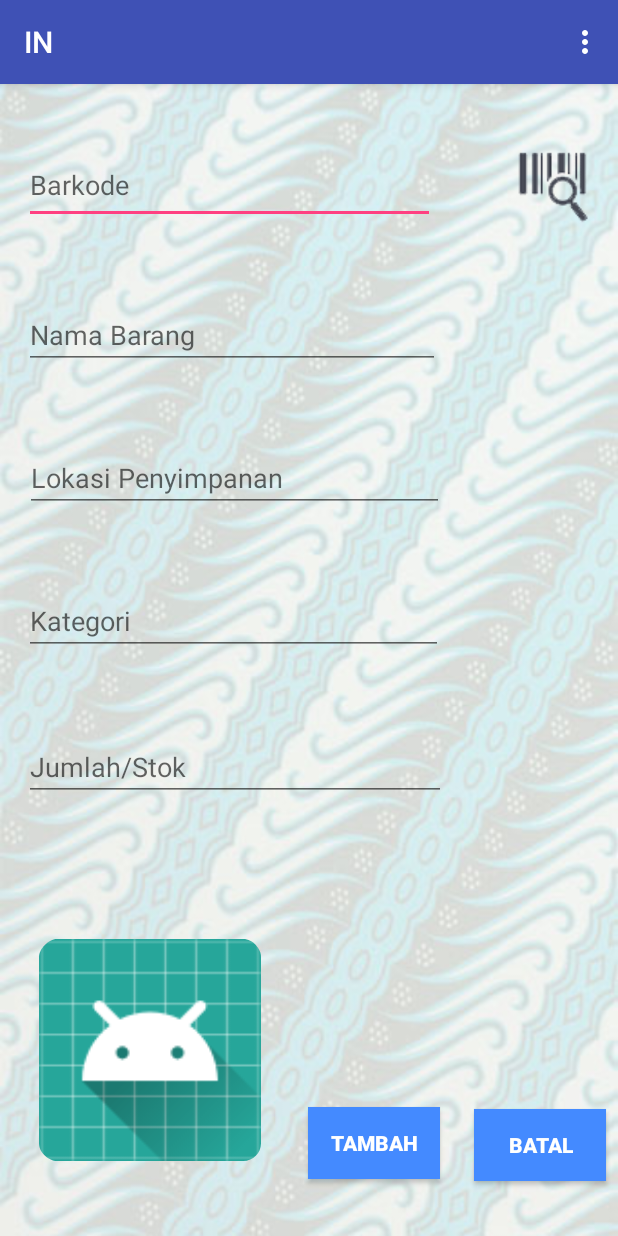
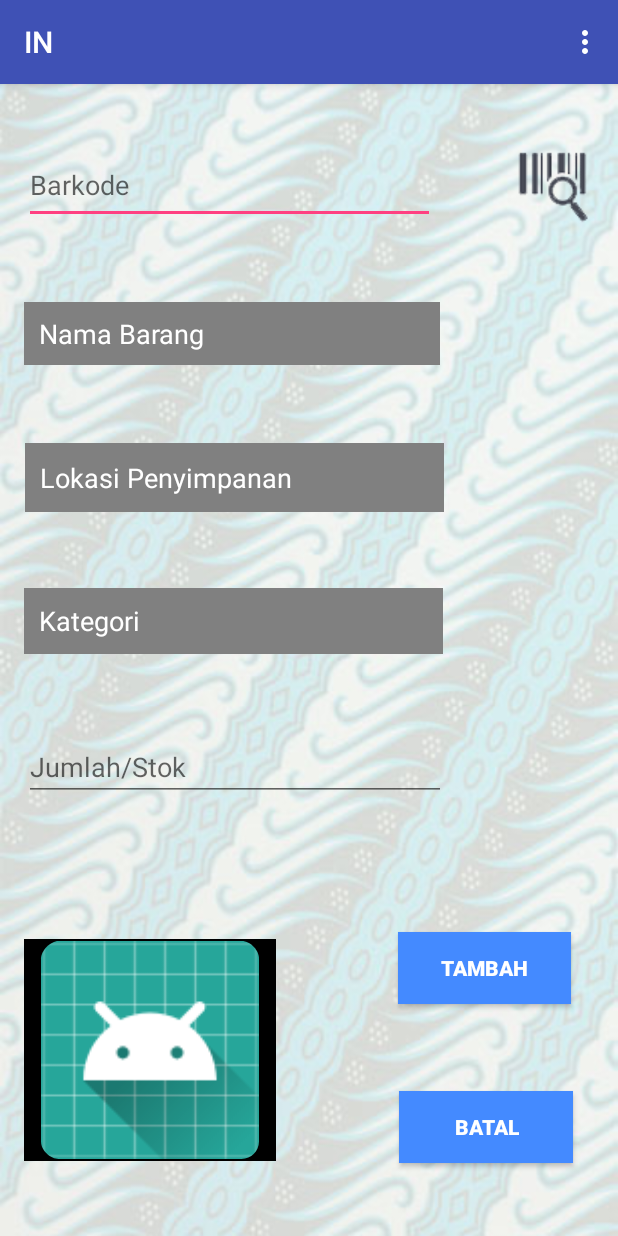
Before and after one commit to RInventory/Inventory, an Android app: the INActivity screen opened directly, with no data from a screen before it, on a phone screen of 412 x 824 dp. Run offline under Robolectric (Android 15) with nearby library versions, the phone set to English and light mode, and no system bars; libraries missing offline, so code that uses them is left out: com.google.zxing.integration.

Commit message:
no message

```diff
--- a/app/src/main/java/com/example/user/rinventory/menuActivity.java
+++ b/app/src/main/java/com/example/user/rinventory/menuActivity.java
@@ -155,7 +155,7 @@ public class menuActivity extends AppCompatActivity {
                 this);
 
         // set title dialog
-        alertDialogBuilder.setTitle("Apakah Anda yakin Ingin Logout?");
+        alertDialogBuilder.setTitle("Apakah anda yakin ingin logout?");
 
         // set pesan dari dialog
         alertDialogBuilder
--- a/app/src/main/res/layout/activity_in.xml
+++ b/app/src/main/res/layout/activity_in.xml
@@ -45,14 +45,21 @@
     <EditText
         android:id="@+id/editText8"
         android:layout_width="277dp"
-        android:layout_height="wrap_content"
+        android:layout_height="42dp"
         android:layout_marginBottom="8dp"
         android:layout_marginEnd="8dp"
         android:layout_marginStart="8dp"
         android:layout_marginTop="8dp"
+        android:background="#808080"
+        android:clickable="false"
+        android:cursorVisible="false"
         android:ems="10"
+        android:focusable="false"
+        android:focusableInTouchMode="false"
         android:hint="Nama Barang"
         android:inputType="textPersonName"
+        android:paddingLeft="10dp"
+        android:textColorHint="#FFFFFF"
         app:layout_constraintBottom_toBottomOf="parent"
         app:layout_constraintEnd_toEndOf="parent"
         app:layout_constraintHorizontal_bias="0.067"
@@ -63,14 +70,21 @@
     <EditText
         android:id="@+id/editText9"
         android:layout_width="279dp"
-        android:layout_height="wrap_content"
+        android:layout_height="46dp"
         android:layout_marginBottom="8dp"
         android:layout_marginEnd="8dp"
         android:layout_marginStart="8dp"
         android:layout_marginTop="8dp"
+        android:background="#808080"
+        android:clickable="false"
+        android:cursorVisible="false"
         android:ems="10"
+        android:focusable="false"
+        android:focusableInTouchMode="false"
         android:hint="Lokasi Penyimpanan"
         android:inputType="textPersonName"
+        android:paddingLeft="10dp"
+        android:textColorHint="#FFFFFF"
         app:layout_constraintBottom_toBottomOf="parent"
         app:layout_constraintEnd_toEndOf="parent"
         app:layout_constraintHorizontal_bias="0.072"
@@ -81,14 +95,21 @@
     <EditText
         android:id="@+id/editText10"
         android:layout_width="279dp"
-        android:layout_height="wrap_content"
+        android:layout_height="44dp"
         android:layout_marginBottom="8dp"
         android:layout_marginEnd="8dp"
         android:layout_marginStart="8dp"
         android:layout_marginTop="8dp"
+        android:background="#808080"
+        android:clickable="false"
+        android:cursorVisible="false"
         android:ems="10"
+        android:focusable="false"
+        android:focusableInTouchMode="false"
         android:hint="Kategori"
         android:inputType="textPersonName"
+        android:paddingLeft="10dp"
+        android:textColorHint="#FFFFFF"
         app:layout_constraintBottom_toBottomOf="parent"
         app:layout_constraintEnd_toEndOf="parent"
         app:layout_constraintHorizontal_bias="0.068"
@@ -128,44 +149,46 @@
         app:layout_constraintStart_toStartOf="parent"
         app:layout_constraintTop_toTopOf="parent"
         app:layout_constraintVertical_bias="0.931"
-        app:srcCompat="@mipmap/ic_launcher_round" />
+        app:srcCompat="@mipmap/ic_launcher_round"
+        android:background="#000000"
+        android:padding="1dp"/>
 
     <Button
-        android:id="@+id/button"
-        android:layout_width="wrap_content"
+        android:id="@+id/button1"
+        android:layout_width="115dp"
         android:layout_height="wrap_content"
         android:layout_marginBottom="8dp"
         android:layout_marginEnd="8dp"
         android:layout_marginStart="8dp"
         android:layout_marginTop="8dp"
+        android:background="#448AFF"
         android:text="Tambah"
+        android:textColor="#fff"
+        android:textStyle="bold"
         app:layout_constraintBottom_toBottomOf="parent"
         app:layout_constraintEnd_toEndOf="parent"
-        app:layout_constraintHorizontal_bias="0.641"
+        app:layout_constraintHorizontal_bias="0.917"
         app:layout_constraintStart_toStartOf="parent"
         app:layout_constraintTop_toTopOf="parent"
-        app:layout_constraintVertical_bias="0.957"
-        android:background="#448AFF"
-        android:textColor="#fff"
-        android:textStyle="bold"/>
+        app:layout_constraintVertical_bias="0.792" />
 
     <Button
-        android:id="@+id/button3"
-        android:layout_width="wrap_content"
+        android:id="@+id/button4"
+        android:layout_width="116dp"
         android:layout_height="wrap_content"
         android:layout_marginBottom="8dp"
         android:layout_marginEnd="8dp"
         android:layout_marginStart="8dp"
         android:layout_marginTop="8dp"
+        android:background="#448AFF"
         android:text="Batal"
+        android:textColor="#fff"
+        android:textStyle="bold"
         app:layout_constraintBottom_toBottomOf="parent"
         app:layout_constraintEnd_toEndOf="parent"
-        app:layout_constraintHorizontal_bias="1.0"
+        app:layout_constraintHorizontal_bias="0.921"
         app:layout_constraintStart_toStartOf="parent"
         app:layout_constraintTop_toTopOf="parent"
-        app:layout_constraintVertical_bias="0.959"
-        android:background="#448AFF"
-        android:textColor="#fff"
-        android:textStyle="bold"/>
+        app:layout_constraintVertical_bias="0.942" />
 
 </android.support.constraint.ConstraintLayout>
```
Also changed, not shown: app/src/main/res/layout/activity_out.xml (+40 -17 lines).
